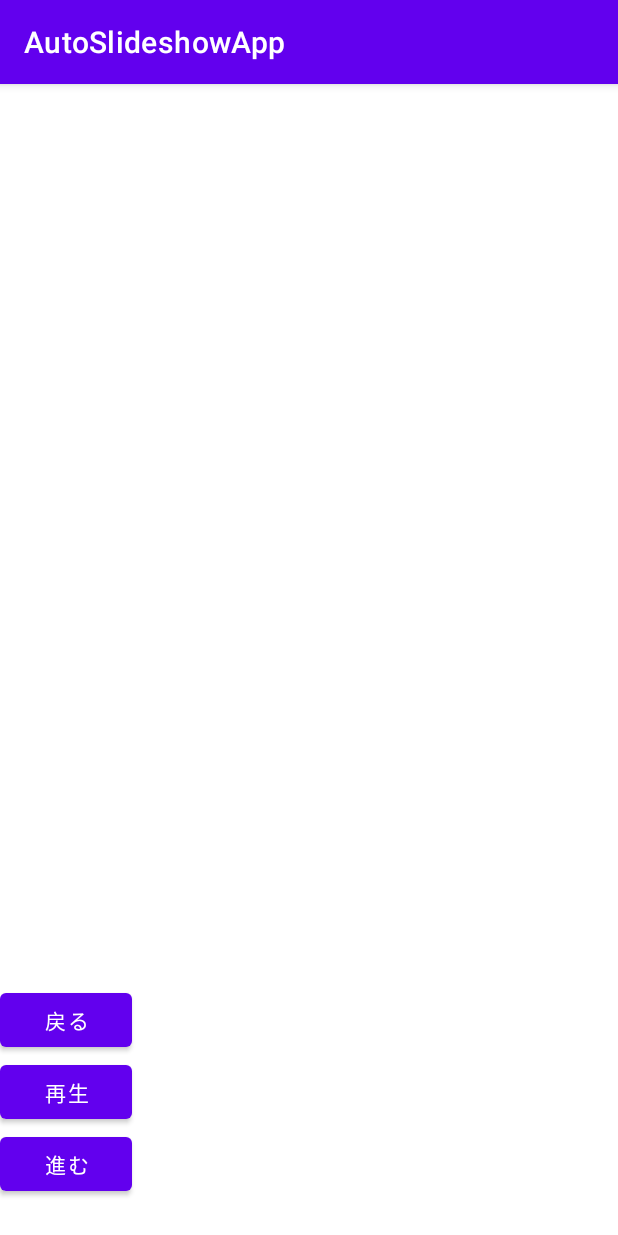
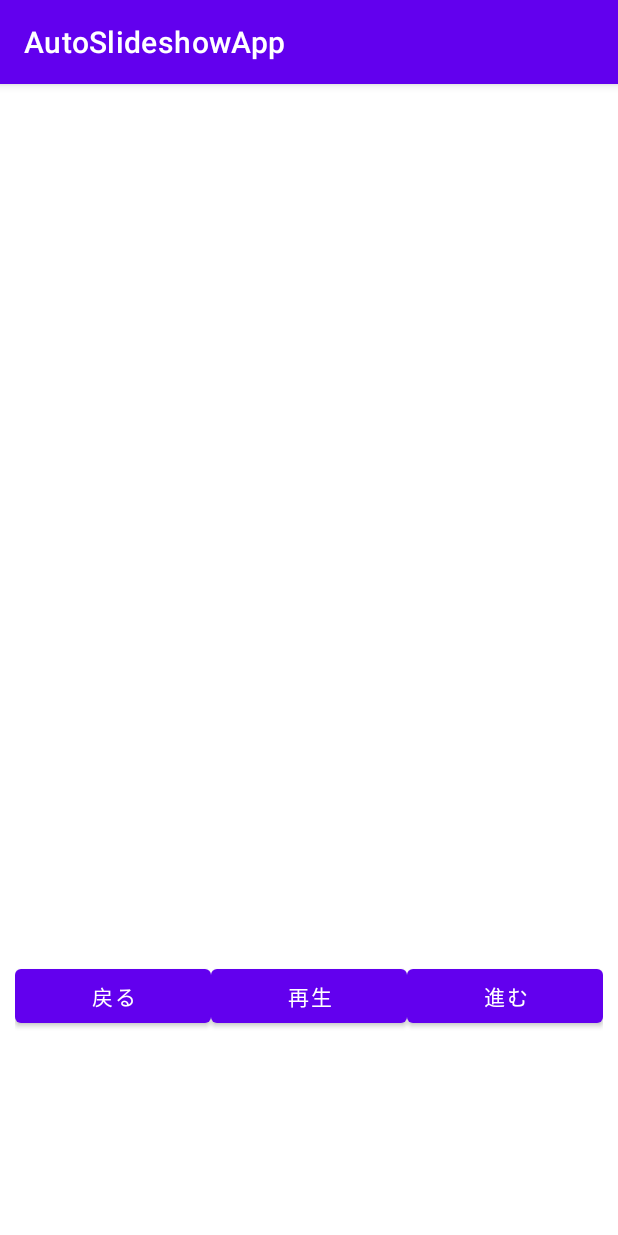
Before and after one commit to arugatomotaka/AutoSlideshowApp, an Android app: the screen it shows after launch (MainActivity), on a phone screen of 412 x 824 dp. Run offline under Robolectric (Android 15) with nearby library versions, the phone set to English and light mode, and no system bars.

Commit message:
スライドショーアプリ課題提出04/3010:24

```diff
--- a/app/src/main/java/jp/techacademy/tomotaka/aruga/autoslideshowapp/MainActivity.kt
+++ b/app/src/main/java/jp/techacademy/tomotaka/aruga/autoslideshowapp/MainActivity.kt
@@ -125,6 +125,7 @@ class MainActivity : AppCompatActivity() {
 
                 } else {
                     timer?.cancel()
+                    timer = null
                     binding.susumubutton.isEnabled = true
                     binding.modorubutton.isEnabled = true
                     binding.saiseibutton.text = "再生"
--- a/app/src/main/res/layout/activity_main.xml
+++ b/app/src/main/res/layout/activity_main.xml
@@ -1,30 +1,48 @@
 <?xml version="1.0" encoding="utf-8"?>
-<LinearLayout xmlns:android="http://schemas.android.com/apk/res/android"
+<RelativeLayout xmlns:android="http://schemas.android.com/apk/res/android"
     android:layout_width="match_parent"
     android:layout_height="match_parent"
-    android:orientation="vertical">
+    android:paddingHorizontal="10dp"
+    android:paddingVertical="10dp">
 
     <ImageView
         android:id="@+id/imageView"
+        android:layout_width="400dp"
+        android:layout_height="400dp"
+        android:layout_centerInParent="true"
+        android:adjustViewBounds="true"
+        android:layout_marginTop="25dp"
+        android:layout_marginHorizontal="20dp"
+        />
+
+    <LinearLayout
         android:layout_width="match_parent"
-        android:layout_height="600dp" />
+        android:layout_height="wrap_content"
+        android:layout_below="@+id/imageView"
+        android:orientation="horizontal"
+        android:gravity="center">
 
         <Button
             android:id="@+id/modorubutton"
-        android:layout_width="wrap_content"
+            android:layout_width="0dp"
             android:layout_height="wrap_content"
+            android:layout_weight="1"
             android:text="戻る" />
 
         <Button
             android:id="@+id/saiseibutton"
-        android:layout_width="wrap_content"
+            android:layout_width="0dp"
             android:layout_height="wrap_content"
+            android:layout_weight="1"
             android:text="@string/image_playback" />
 
         <Button
             android:id="@+id/susumubutton"
-        android:layout_width="wrap_content"
+            android:layout_width="0dp"
             android:layout_height="wrap_content"
+            android:layout_weight="1"
             android:text="進む" />
 
     </LinearLayout>
+
+</RelativeLayout>
```
Lines whose indentation alone changed are shown as unchanged.
